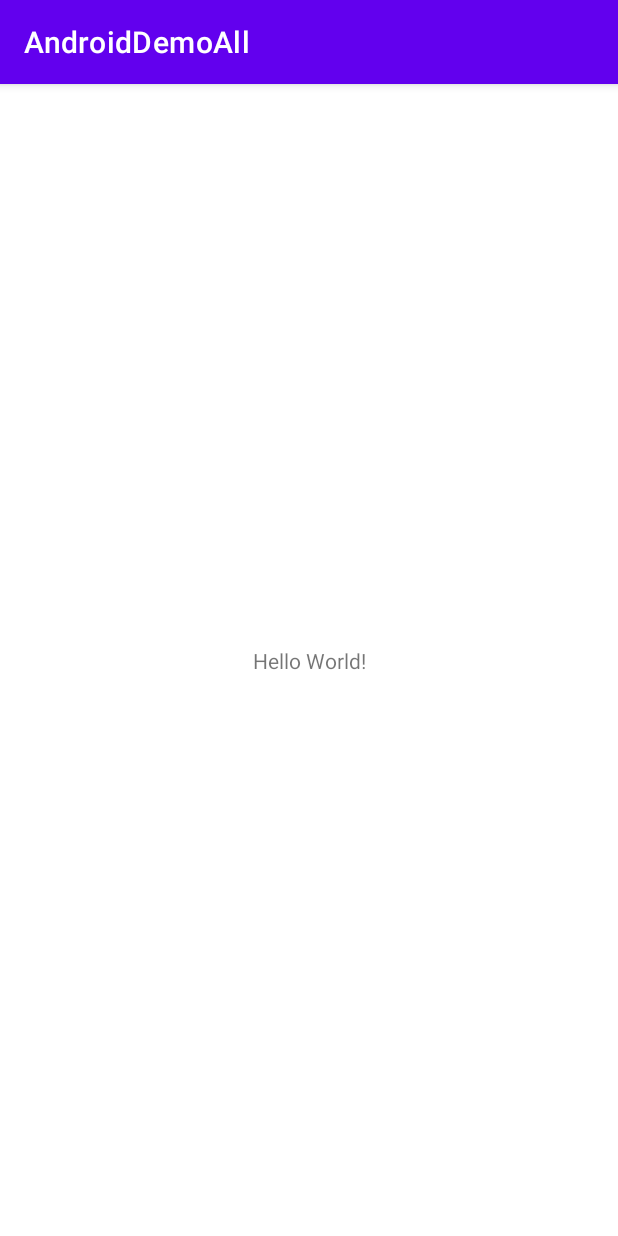
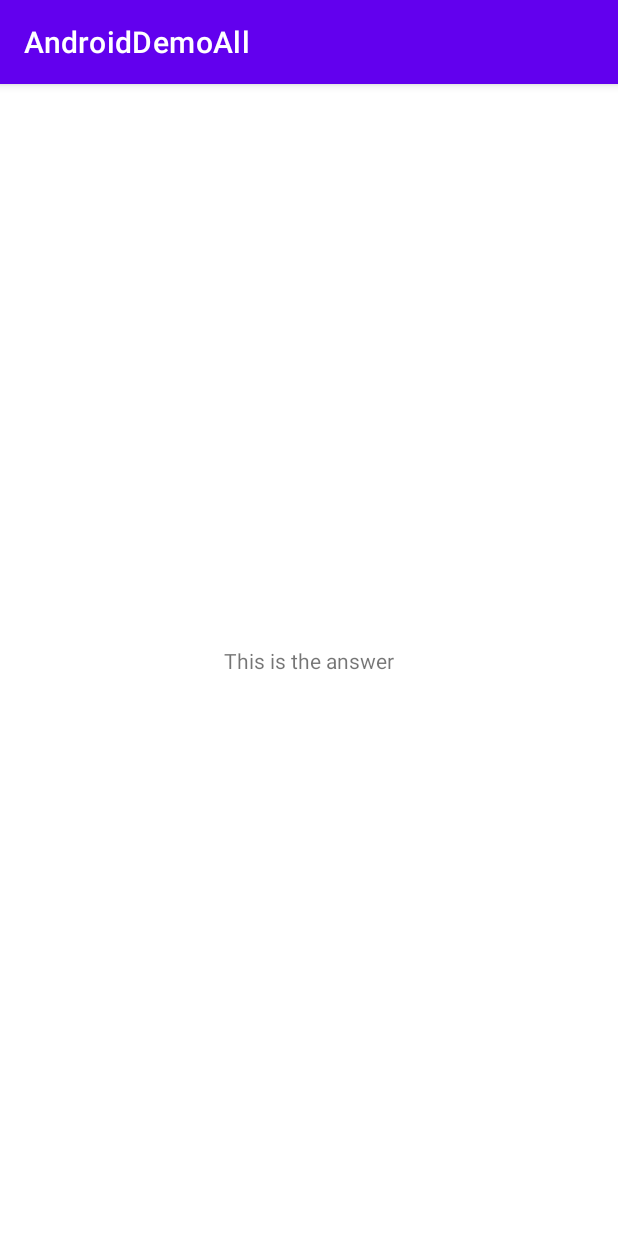
Before and after one commit to PhalugunaRao/AndroidSamplecodes, an Android app: the screen it shows after launch (MainActivity), on a phone screen of 412 x 824 dp. Run offline under Robolectric (Android 15) with nearby library versions, the phone set to English and light mode, and no system bars.

```diff
--- a/app/src/main/java/com/example/androiddemoall/MainActivity.kt
+++ b/app/src/main/java/com/example/androiddemoall/MainActivity.kt
@@ -5,9 +5,8 @@ import android.os.Bundle
 import android.util.Log
 import androidx.lifecycle.LiveData
 import androidx.lifecycle.liveData
-import kotlinx.coroutines.GlobalScope
-import kotlinx.coroutines.delay
-import kotlinx.coroutines.launch
+import kotlinx.android.synthetic.main.activity_main.*
+import kotlinx.coroutines.*
 import retrofit2.Response
 
 class MainActivity : AppCompatActivity() {
@@ -16,13 +15,24 @@ class MainActivity : AppCompatActivity() {
         super.onCreate(savedInstanceState)
         setContentView(R.layout.activity_main)
 
+        GlobalScope.launch(Dispatchers.IO){
+            Log.d(TAG,"Starting coroutin ${Thread.currentThread().name}")
+            val answer=doNetworkCall()
+            withContext(Dispatchers.Main){
+                Log.d(TAG,"Starting coroutin33 ${Thread.currentThread().name}")
+                tv_dummy.text=answer
+            }
 
+        }
+
+        /*
+        //Coroutine suspend
         GlobalScope.launch {
             val networkCallAnswer=doNetworkCall()
             val networkCallAnswer2=doNetworkCall2()
             Log.d(TAG,networkCallAnswer)
             Log.d(TAG,networkCallAnswer2)
-        }
+        }*/
 
       /* //Coroutine
        GlobalScope.launch {
--- a/app/src/main/res/layout/activity_main.xml
+++ b/app/src/main/res/layout/activity_main.xml
@@ -7,6 +7,7 @@
   tools:context=".MainActivity">
 
   <TextView
+    android:id="@+id/tv_dummy"
     android:layout_width="wrap_content"
     android:layout_height="wrap_content"
     android:text="Hello World!"
```
